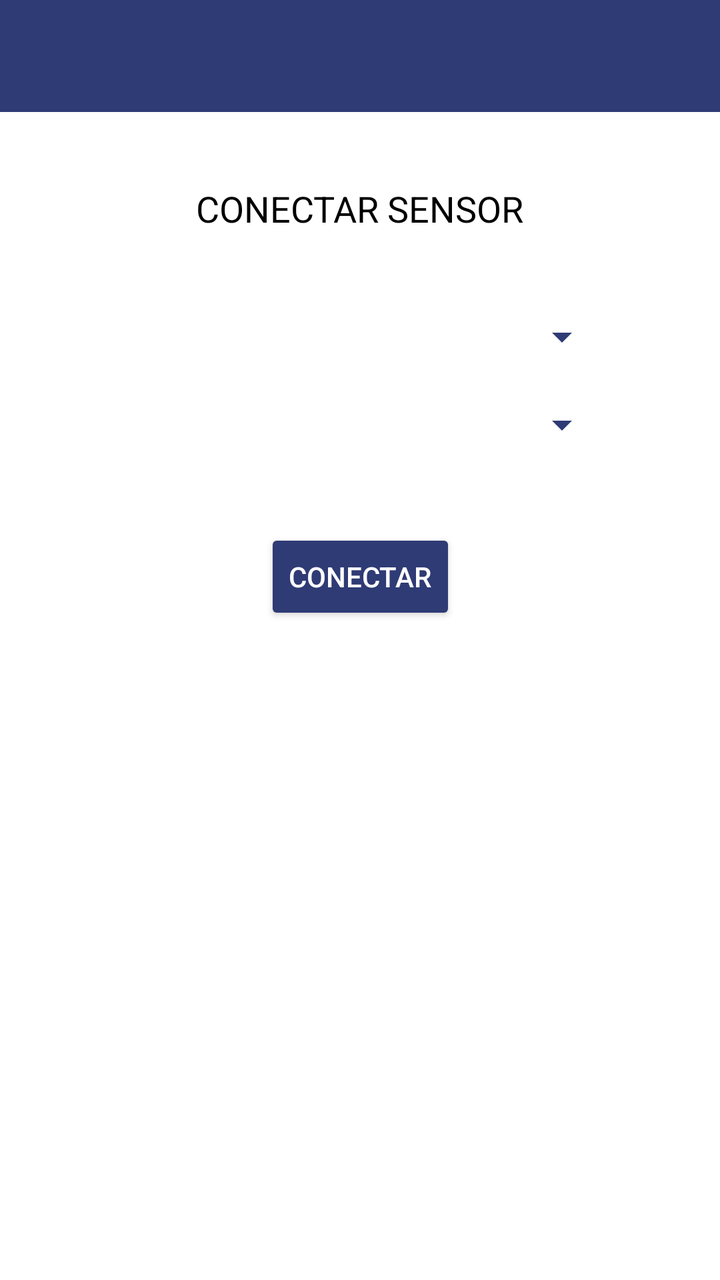
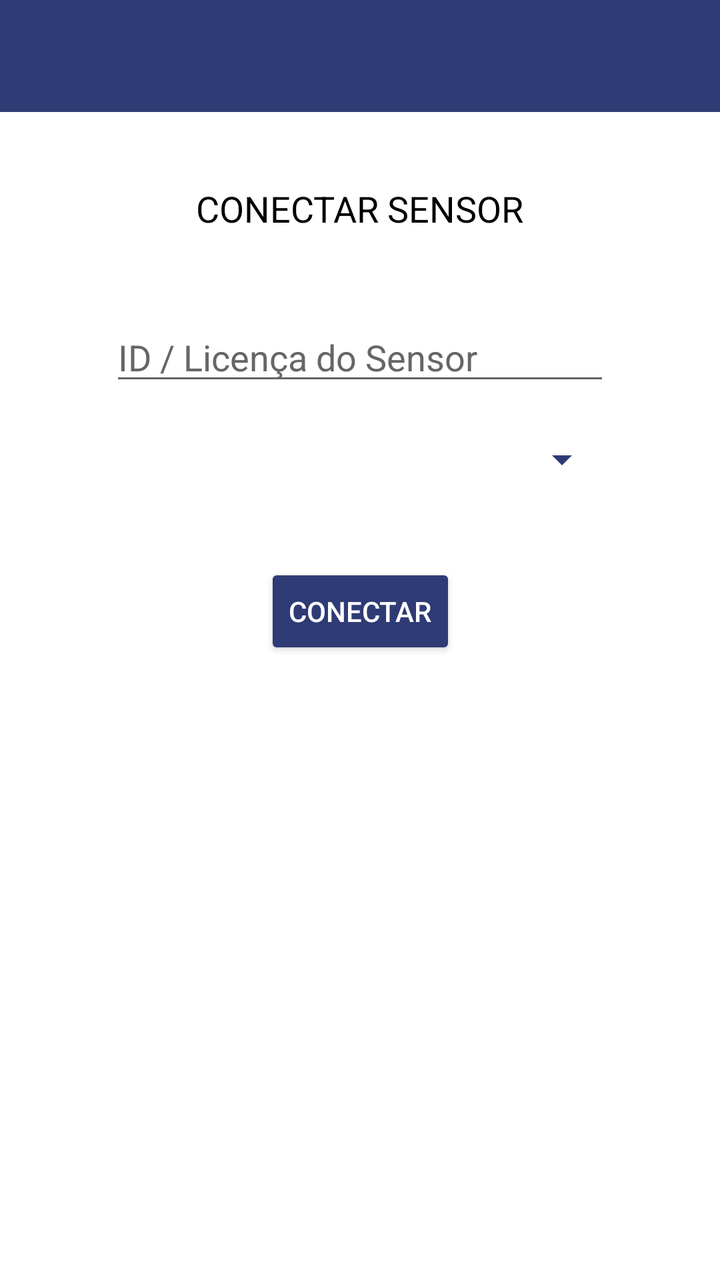

Screens rendered from an Android XML layout before and after an edit, with the pre-edit source and the edit as a unified diff.
<!-- AndroidManifest.xml: application theme Theme.WattWiseApp -->
<!-- res/layout/activity_connect_sensor.xml -->
<?xml version="1.0" encoding="utf-8"?>
<androidx.constraintlayout.widget.ConstraintLayout xmlns:android="http://schemas.android.com/apk/res/android"
    xmlns:app="http://schemas.android.com/apk/res-auto"
    xmlns:tools="http://schemas.android.com/tools"
    android:id="@+id/main"
    android:layout_width="match_parent"
    android:layout_height="match_parent"
    android:background="#FFFFFF"
    tools:context=".connectSensor">

    <com.google.android.material.appbar.MaterialToolbar
        android:id="@+id/toolbar"
        android:layout_width="0dp"
        android:layout_height="wrap_content"
        android:background="#2F3B75"
        android:title="Conectar Sensor"
        android:titleTextColor="@android:color/white"
        app:popupTheme="@style/MenuBranco"
        app:layout_constraintEnd_toEndOf="parent"
        app:layout_constraintStart_toStartOf="parent"
        app:layout_constraintTop_toTopOf="parent" />

    <TextView
        android:id="@+id/textView15"
        android:layout_width="wrap_content"
        android:layout_height="wrap_content"
        android:layout_marginTop="36dp"
        android:text="CONECTAR SENSOR"
        android:textColor="#000000"
        android:textSize="18sp"
        app:layout_constraintEnd_toEndOf="parent"
        app:layout_constraintStart_toStartOf="parent"
        app:layout_constraintTop_toBottomOf="@+id/toolbar" />

    <Spinner
        android:id="@+id/spinnerSensores"
        android:layout_width="250dp"
        android:layout_height="wrap_content"
        android:layout_marginTop="40dp"
        android:backgroundTint="#2F3B75"
        android:textColor="#000000"
        app:layout_constraintEnd_toEndOf="parent"
        app:layout_constraintStart_toStartOf="parent"
        app:layout_constraintTop_toBottomOf="@+id/textView15" />

    <Spinner
        android:id="@+id/spinnerEletros"
        android:layout_width="250dp"
        android:layout_height="wrap_content"
        android:layout_marginTop="20dp"
        android:backgroundTint="#2F3B75"
        android:textColor="#000000"
        app:layout_constraintEnd_toEndOf="parent"
        app:layout_constraintStart_toStartOf="parent"
        app:layout_constraintTop_toBottomOf="@+id/spinnerSensores" />

    <Button
        android:id="@+id/btnConnectSensor"
        android:layout_width="wrap_content"
        android:layout_height="wrap_content"
        android:layout_marginTop="40dp"
        android:backgroundTint="#2F3B75"
        android:text="Conectar"
        android:textColor="#FFFFFF"
        app:layout_constraintEnd_toEndOf="parent"
        app:layout_constraintStart_toStartOf="parent"
        app:layout_constraintTop_toBottomOf="@+id/spinnerEletros" />

</androidx.constraintlayout.widget.ConstraintLayout>
<!-- resources referenced by this layout -->
<resources>
  <style name="MenuBranco" parent="ThemeOverlay.Material3.Light">
          <item name="colorSurface">#FFFFFF</item>
          <item name="colorOnSurface">#000000</item>
          <item name="android:background">#FFFFFF</item>
      </style>
  <style name="Theme.WattWiseApp" parent="Base.Theme.WattWiseApp" />
  <style name="Base.Theme.WattWiseApp" parent="Theme.MaterialComponents.DayNight.NoActionBar">
          
          
      </style>
</resources>

<!-- the commit's change to res/layout/activity_connect_sensor.xml (unified diff, before → after) -->
@@ -32,13 +32,16 @@
         app:layout_constraintStart_toStartOf="parent"
         app:layout_constraintTop_toBottomOf="@+id/toolbar" />
 
-    <Spinner
-        android:id="@+id/spinnerSensores"
+    <EditText
+        android:id="@+id/edtNomeSensor"
         android:layout_width="250dp"
         android:layout_height="wrap_content"
         android:layout_marginTop="40dp"
-        android:backgroundTint="#2F3B75"
+        android:ems="10"
+        android:hint="ID / Licença do Sensor"
+        android:inputType="text"
         android:textColor="#000000"
+        android:textColorHint="#686565"
         app:layout_constraintEnd_toEndOf="parent"
         app:layout_constraintStart_toStartOf="parent"
         app:layout_constraintTop_toBottomOf="@+id/textView15" />
@@ -52,7 +55,7 @@
         android:textColor="#000000"
         app:layout_constraintEnd_toEndOf="parent"
         app:layout_constraintStart_toStartOf="parent"
-        app:layout_constraintTop_toBottomOf="@+id/spinnerSensores" />
+        app:layout_constraintTop_toBottomOf="@+id/edtNomeSensor" />
 
     <Button
         android:id="@+id/btnConnectSensor"
